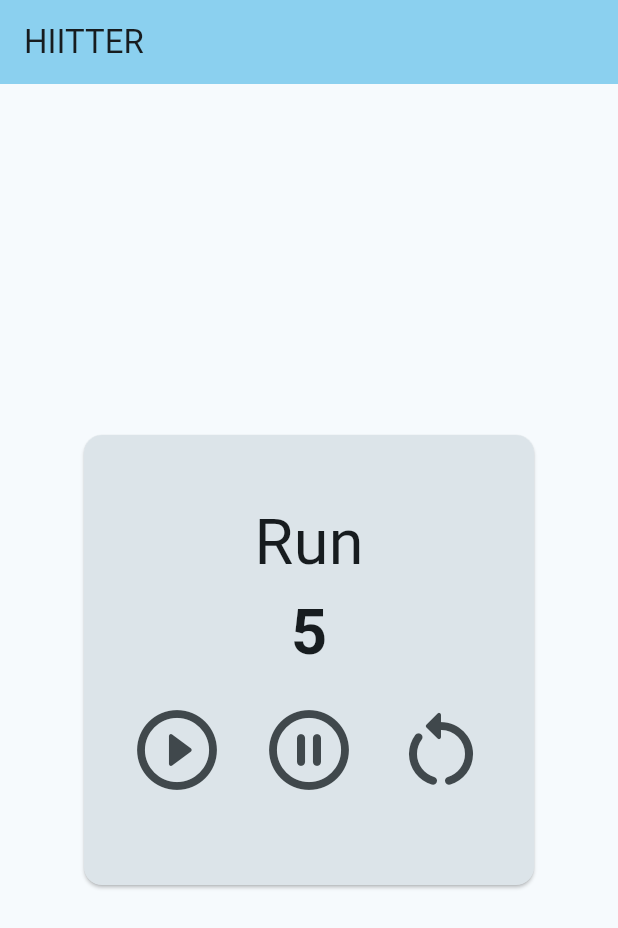
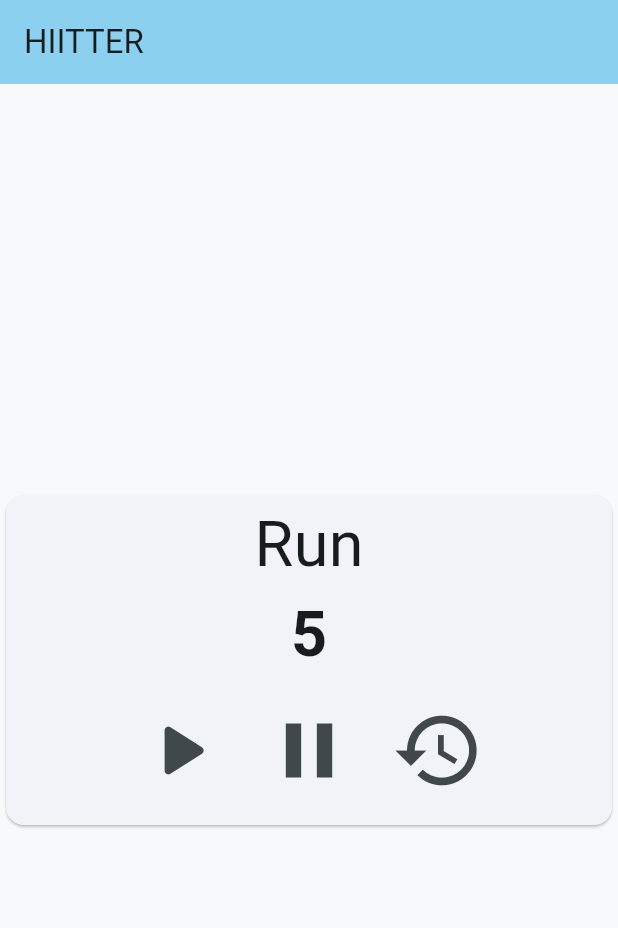
Before and after one commit to treknuts/hiitter, a Flutter app: the screen it shows after launch, on a phone screen of 412 x 824 dp. Shown: the top 928 px of the screen. Run offline on Flutter 3.47's test engine with Material 2 defaults, Android fonts, the phone set to English and light mode, and no system bars.

Commit message:
Moved time controls back to the widget to avoid state management stuff

```diff
--- a/lib/main.dart
+++ b/lib/main.dart
@@ -1,5 +1,6 @@
 import 'dart:async';
 import 'package:flutter/material.dart';
+import 'package:provider/provider.dart';
 
 void main() {
   runApp(const MyApp());
@@ -17,27 +18,20 @@ class MyApp extends StatelessWidget {
         colorScheme: ColorScheme.fromSeed(seedColor: Colors.blueGrey),
         useMaterial3: true,
       ),
-      home: const MyHomePage(title: 'HIITTER'),
+      home: const Home(),
     );
   }
 }
 
-class MyHomePage extends StatefulWidget {
-  const MyHomePage({super.key, required this.title});
+class Home extends StatelessWidget {
+  const Home({super.key});
 
-  final String title;
-
-  @override
-  State<MyHomePage> createState() => _MyHomePageState();
-}
-
-class _MyHomePageState extends State<MyHomePage> {
   @override
   Widget build(BuildContext context) {
     return Scaffold(
       appBar: AppBar(
         backgroundColor: Theme.of(context).colorScheme.inversePrimary,
-        title: Text(widget.title),
+        title: const Text("HIITTER"),
       ),
       body: const Center(
         child: IntervalCard(start: 5, title: "Run"),
@@ -94,11 +88,9 @@ class _IntervalCard extends State<IntervalCard> {
   @override
   Widget build(BuildContext context) {
     return Card(
-        elevation: 1,
-        color: Theme.of(context).colorScheme.surfaceVariant,
-        child: SizedBox(
-          width: 300,
-          height: 300,
+        elevation: 0.75,
+        child: ConstrainedBox(
+          constraints: const BoxConstraints.expand(height: 220.0),
           child: Column(
             mainAxisAlignment: MainAxisAlignment.center,
             children: <Widget>[
@@ -110,28 +102,31 @@ class _IntervalCard extends State<IntervalCard> {
                           fontSize: 42.0, fontWeight: FontWeight.bold)),
               Row(
                 mainAxisAlignment: MainAxisAlignment.center,
+                crossAxisAlignment: CrossAxisAlignment.center,
+                mainAxisSize: MainAxisSize.max,
                 children: [
                   Center(
                       child: ButtonBar(
-                      children: <Widget>[
+                    alignment: MainAxisAlignment.center,
+                    mainAxisSize: MainAxisSize.max,
+                    children: [
                       IconButton(
                         onPressed: _startTimer,
-                          icon: const Icon(Icons.play_circle_outline_rounded),
-                          iconSize: 64.0,
+                        icon: const Icon(Icons.play_arrow_rounded),
+                        iconSize: 62.0,
                       ),
                       IconButton(
                         onPressed: _stopTimer,
-                          icon: const Icon(Icons.pause_circle_outline_rounded),
-                          iconSize: 64.0,
+                        icon: const Icon(Icons.pause),
+                        iconSize: 62.0,
                       ),
                       IconButton(
                         onPressed: _resetTimer,
-                          icon: const Icon(Icons.restart_alt_rounded),
-                          iconSize: 64.0,
+                        icon: const Icon(Icons.restore_outlined),
+                        iconSize: 62.0,
                       )
                     ],
-                    ),
-                  ),
+                  ))
                 ],
               )
             ],
@@ -139,3 +134,45 @@ class _IntervalCard extends State<IntervalCard> {
         ));
   }
 }
+
+class MyNavigationBar extends StatefulWidget {
+  const MyNavigationBar({super.key});
+
+  @override
+  State<MyNavigationBar> createState() => _MyNavigationBar();
+}
+
+class _MyNavigationBar extends State<MyNavigationBar> {
+  int _selectedIndex = 0;
+
+  void _onItemTapped(int index) {
+    setState(() {
+      _selectedIndex = index;
+    });
+  }
+
+  @override
+  Widget build(BuildContext context) {
+    return BottomNavigationBar(
+      items: const <BottomNavigationBarItem>[
+        BottomNavigationBarItem(
+          icon: Icon(Icons.play_circle_fill_rounded),
+          label: 'Play',
+        ),
+        BottomNavigationBarItem(
+          icon: Icon(Icons.pause_circle_outline_rounded),
+          label: 'Pause',
+          backgroundColor: Colors.green,
+        ),
+        BottomNavigationBarItem(
+          icon: Icon(Icons.restart_alt_rounded),
+          label: 'Restart',
+          backgroundColor: Colors.purple,
+        ),
+      ],
+      currentIndex: _selectedIndex,
+      selectedItemColor: Colors.amber[800],
+      onTap: _onItemTapped,
+    );
+  }
+}
--- a/pubspec.yaml
+++ b/pubspec.yaml
@@ -30,7 +30,6 @@ environment:
 dependencies:
   flutter:
     sdk: flutter
-
 
   # The following adds the Cupertino Icons font to your application.
   # Use with the CupertinoIcons class for iOS style icons.
```
Lines whose indentation alone changed are shown as unchanged.
